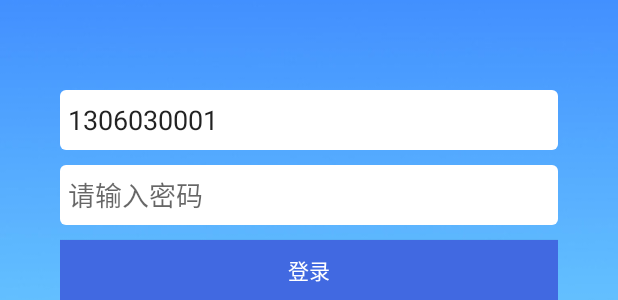
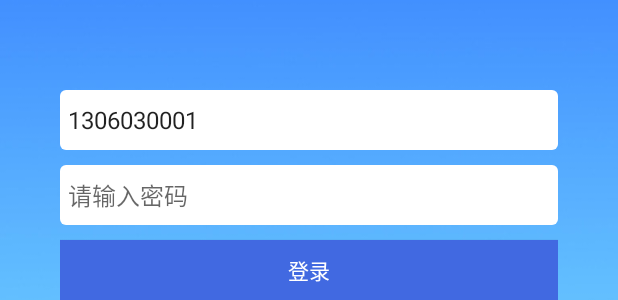
Before and after one commit to Finderchangchang/QuZhang, an Android app: the layout activity_login.xml on its own in the app's theme, with its tools: preview values and no code run, on a phone screen of 412 x 824 dp. Shown: the part 423-723 px from the top of the screen. Run offline under Robolectric (Android 15) with nearby library versions, the phone set to English and light mode, and no system bars.

Commit message:
柳伟杰提交

```diff
--- a/app/src/main/java/liuliu/quzhang/ui/activity/MainActivity.java
+++ b/app/src/main/java/liuliu/quzhang/ui/activity/MainActivity.java
@@ -100,6 +100,7 @@ public class MainActivity extends BaseActivity {
         // 根据上面发送过去的请求吗来区别
         switch (requestCode) {
             case 0:
+                if (data != null) {
                     String choice = data.getStringExtra("choice").toString().trim();
                     if (!choice.equals("")) {
                         search_choice_tv.setText("条件：“" + choice + "”");
@@ -109,6 +110,7 @@ public class MainActivity extends BaseActivity {
                         search_choice_tv.setText("请输入相关查询条件");
                         List<YZXXModel> list = mDB.findAll(YZXXModel.class);
                         loadRefresh(list);
+                    }
                 }
                 break;
             case 1:
--- a/app/src/main/res/layout/activity_login.xml
+++ b/app/src/main/res/layout/activity_login.xml
@@ -38,7 +38,8 @@
             android:background="@drawable/radius_corner_line"
             android:hint="请输入用户名"
             android:paddingLeft="5dp"
-            android:text="1306030001" />
+            android:text="1306030001"
+            android:textSize="16sp" />
 
         <EditText
             android:id="@+id/pwd_login_et"
@@ -48,7 +49,8 @@
             android:background="@drawable/radius_corner_line"
             android:hint="请输入密码"
             android:paddingLeft="5dp"
-            android:password="true" />
+            android:password="true"
+            android:textSize="16sp" />
 
         <Button
             android:id="@+id/login_btn"
--- a/app/src/main/res/layout/activity_write_info.xml
+++ b/app/src/main/res/layout/activity_write_info.xml
@@ -56,7 +56,8 @@
     <ScrollView
         android:layout_width="match_parent"
         android:layout_height="match_parent"
-        android:padding="10dp">
+        android:padding="10dp"
+        android:scrollbars="none">
 
         <LinearLayout
             android:layout_width="match_parent"
@@ -71,12 +72,14 @@
                 android:layout_marginLeft="10dp"
                 android:layout_marginRight="10dp"
                 android:src="@mipmap/morentupian" />
+
             <TextView
                 android:layout_width="match_parent"
                 android:layout_height="wrap_content"
                 android:gravity="center"
                 android:text="点击图片拍照（印模预留表）"
                 android:textColor="#f00" />
+
             <RelativeLayout
                 android:layout_width="match_parent"
                 android:layout_height="wrap_content">
@@ -421,7 +424,6 @@
             </LinearLayout>
 
 
-
         </LinearLayout>
     </ScrollView>
 </LinearLayout>
```
Lines whose indentation alone changed are shown as unchanged.
